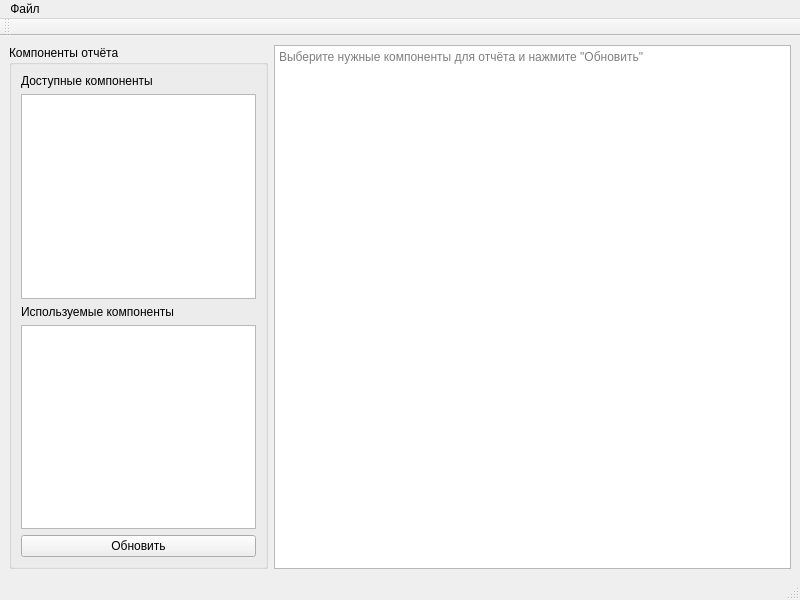
The window that ui/report_editor.ui (moevm/nosql1h19-text-graph) describes before a commit, drawn with Qt 5.
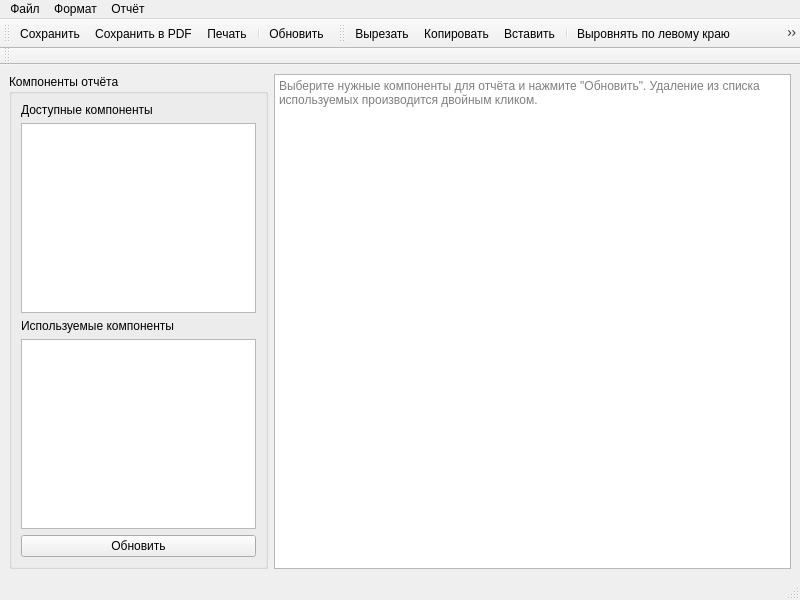
The same window after the commit. Icons and pictures are not drawn.

Commit message: Algorithm reports; rich text controls

```diff
--- a/ui/report_editor.ui
+++ b/ui/report_editor.ui
@@ -75,7 +75,7 @@
     <item>
      <widget class="QTextEdit" name="textEdit">
       <property name="placeholderText">
-       <string>Выберите нужные компоненты для отчёта и нажмите &quot;Обновить&quot;</string>
+       <string>Выберите нужные компоненты для отчёта и нажмите &quot;Обновить&quot;. Удаление из списка используемых производится двойным кликом.</string>
       </property>
      </widget>
     </item>
@@ -95,13 +95,59 @@
      <string>Файл</string>
     </property>
     <addaction name="actionExit"/>
+    <addaction name="separator"/>
+    <addaction name="actionPrint"/>
+    <addaction name="actionPrintPreview"/>
+    <addaction name="separator"/>
+    <addaction name="actionPDF"/>
+   </widget>
+   <widget class="QMenu" name="menu_2">
+    <property name="title">
+     <string>Отчёт</string>
+    </property>
+    <addaction name="actionUpdate"/>
+   </widget>
+   <widget class="QMenu" name="menu_3">
+    <property name="title">
+     <string>Формат</string>
+    </property>
+    <addaction name="actionTextCut"/>
+    <addaction name="actionTextCopy"/>
+    <addaction name="actionTextPaste"/>
+    <addaction name="separator"/>
+    <addaction name="actionTextBold"/>
+    <addaction name="actionTextItalic"/>
+    <addaction name="actionTextUnderline"/>
+    <addaction name="separator"/>
+    <addaction name="actionTextLeft"/>
+    <addaction name="actionTextCenter"/>
+    <addaction name="actionTextRight"/>
+    <addaction name="actionTextJustify"/>
    </widget>
    <addaction name="menu"/>
+   <addaction name="menu_3"/>
+   <addaction name="menu_2"/>
   </widget>
   <widget class="QStatusBar" name="statusbar"/>
   <widget class="QToolBar" name="toolBar">
    <property name="windowTitle">
     <string>toolBar</string>
+   </property>
+   <attribute name="toolBarArea">
+    <enum>TopToolBarArea</enum>
+   </attribute>
+   <attribute name="toolBarBreak">
+    <bool>true</bool>
+   </attribute>
+   <addaction name="actionSave"/>
+   <addaction name="actionPDF"/>
+   <addaction name="actionPrint"/>
+   <addaction name="separator"/>
+   <addaction name="actionUpdate"/>
+  </widget>
+  <widget class="QToolBar" name="textToolBar">
+   <property name="windowTitle">
+    <string>toolBar_2</string>
    </property>
    <attribute name="toolBarArea">
     <enum>TopToolBarArea</enum>
@@ -109,6 +155,30 @@
    <attribute name="toolBarBreak">
     <bool>false</bool>
    </attribute>
+   <addaction name="actionTextCut"/>
+   <addaction name="actionTextCopy"/>
+   <addaction name="actionTextPaste"/>
+   <addaction name="separator"/>
+   <addaction name="actionTextLeft"/>
+   <addaction name="actionTextCenter"/>
+   <addaction name="actionTextRight"/>
+   <addaction name="actionTextJustify"/>
+   <addaction name="separator"/>
+   <addaction name="actionTextBold"/>
+   <addaction name="actionTextItalic"/>
+   <addaction name="actionTextUnderline"/>
+   <addaction name="separator"/>
+  </widget>
+  <widget class="QToolBar" name="fontToolBar">
+   <property name="windowTitle">
+    <string>toolBar</string>
+   </property>
+   <attribute name="toolBarArea">
+    <enum>TopToolBarArea</enum>
+   </attribute>
+   <attribute name="toolBarBreak">
+    <bool>true</bool>
+   </attribute>
   </widget>
   <action name="actionSave">
    <property name="text">
@@ -125,6 +195,123 @@
     <string>Закрыть</string>
    </property>
   </action>
+  <action name="actionTextLeft">
+   <property name="icon">
+    <iconset resource="../res/pictures.qrc">
+     <normaloff>:/icons/document/left.png</normaloff>:/icons/document/left.png</iconset>
+   </property>
+   <property name="text">
+    <string>Выровнять по левому краю</string>
+   </property>
+  </action>
+  <action name="actionTextCenter">
+   <property name="icon">
+    <iconset resource="../res/pictures.qrc">
+     <normaloff>:/icons/document/center.png</normaloff>:/icons/document/center.png</iconset>
+   </property>
+   <property name="text">
+    <string>Выровнять по центру</string>
+   </property>
+  </action>
+  <action name="actionTextRight">
+   <property name="icon">
+    <iconset resource="../res/pictures.qrc">
+     <normaloff>:/icons/document/right.png</normaloff>:/icons/document/right.png</iconset>
+   </property>
+   <property name="text">
+    <string>Выровнять по правому краю</string>
+   </property>
+  </action>
+  <action name="actionTextJustify">
+   <property name="icon">
+    <iconset resource="../res/pictures.qrc">
+     <normaloff>:/icons/document/justify.png</normaloff>:/icons/document/justify.png</iconset>
+   </property>
+   <property name="text">
+    <string>Выровнять по ширине</string>
+   </property>
+  </action>
+  <action name="actionTextCut">
+   <property name="icon">
+    <iconset resource="../res/pictures.qrc">
+     <normaloff>:/icons/document/cut.png</normaloff>:/icons/document/cut.png</iconset>
+   </property>
+   <property name="text">
+    <string>Вырезать</string>
+   </property>
+  </action>
+  <action name="actionTextCopy">
+   <property name="icon">
+    <iconset resource="../res/pictures.qrc">
+     <normaloff>:/icons/document/copy.png</normaloff>:/icons/document/copy.png</iconset>
+   </property>
+   <property name="text">
+    <string>Копировать</string>
+   </property>
+  </action>
+  <action name="actionTextPaste">
+   <property name="icon">
+    <iconset resource="../res/pictures.qrc">
+     <normaloff>:/icons/document/paste.png</normaloff>:/icons/document/paste.png</iconset>
+   </property>
+   <property name="text">
+    <string>Вставить</string>
+   </property>
+  </action>
+  <action name="actionTextBold">
+   <property name="icon">
+    <iconset resource="../res/pictures.qrc">
+     <normaloff>:/icons/document/bold.png</normaloff>:/icons/document/bold.png</iconset>
+   </property>
+   <property name="text">
+    <string>Жирный текст</string>
+   </property>
+  </action>
+  <action name="actionTextItalic">
+   <property name="icon">
+    <iconset resource="../res/pictures.qrc">
+     <normaloff>:/icons/document/italic.png</normaloff>:/icons/document/italic.png</iconset>
+   </property>
+   <property name="text">
+    <string>Курсив</string>
+   </property>
+  </action>
+  <action name="actionTextUnderline">
+   <property name="icon">
+    <iconset resource="../res/pictures.qrc">
+     <normaloff>:/icons/document/underline.png</normaloff>:/icons/document/underline.png</iconset>
+   </property>
+   <property name="text">
+    <string>Подчеркнутый текст</string>
+   </property>
+  </action>
+  <action name="actionPDF">
+   <property name="icon">
+    <iconset resource="../res/pictures.qrc">
+     <normaloff>:/icons/document/pdf_export.png</normaloff>:/icons/document/pdf_export.png</iconset>
+   </property>
+   <property name="text">
+    <string>Сохранить в PDF</string>
+   </property>
+  </action>
+  <action name="actionPrint">
+   <property name="icon">
+    <iconset resource="../res/pictures.qrc">
+     <normaloff>:/icons/document/print.png</normaloff>:/icons/document/print.png</iconset>
+   </property>
+   <property name="text">
+    <string>Печать</string>
+   </property>
+  </action>
+  <action name="actionPrintPreview">
+   <property name="icon">
+    <iconset resource="../res/pictures.qrc">
+     <normaloff>:/icons/document/print.png</normaloff>:/icons/document/print.png</iconset>
+   </property>
+   <property name="text">
+    <string>Печать (предпросмотр)</string>
+   </property>
+  </action>
  </widget>
  <resources/>
  <connections>
```
Left out of the diff: 23 changed lines with no effect on the pictures. The commit also changes 20 other files.
